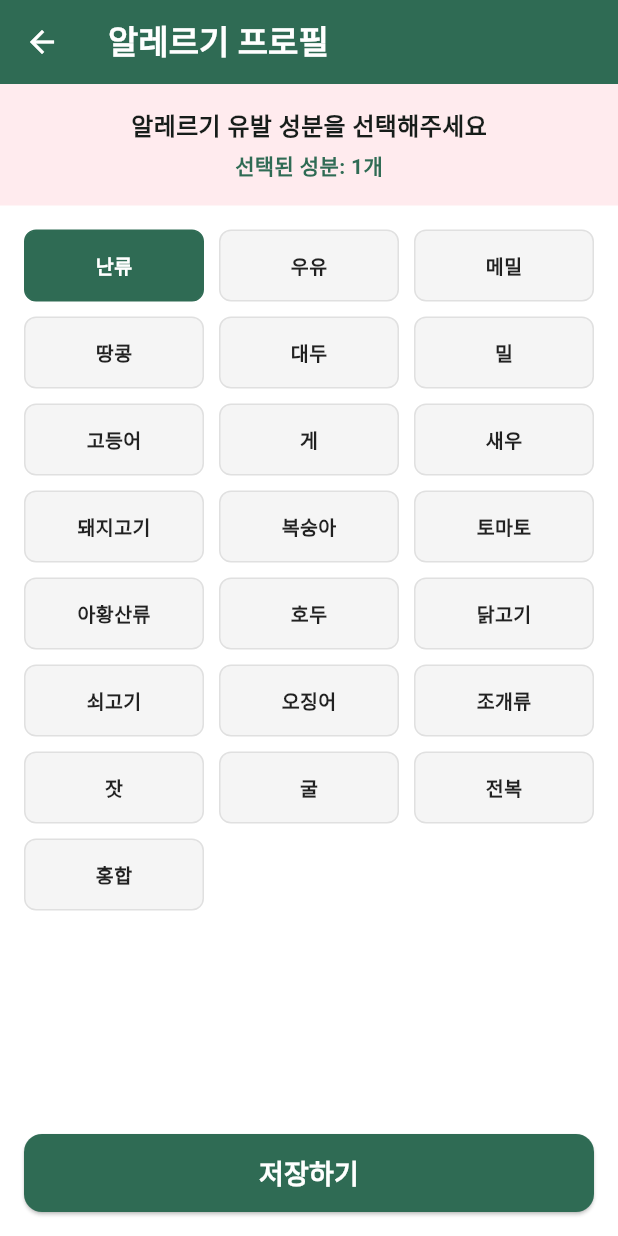
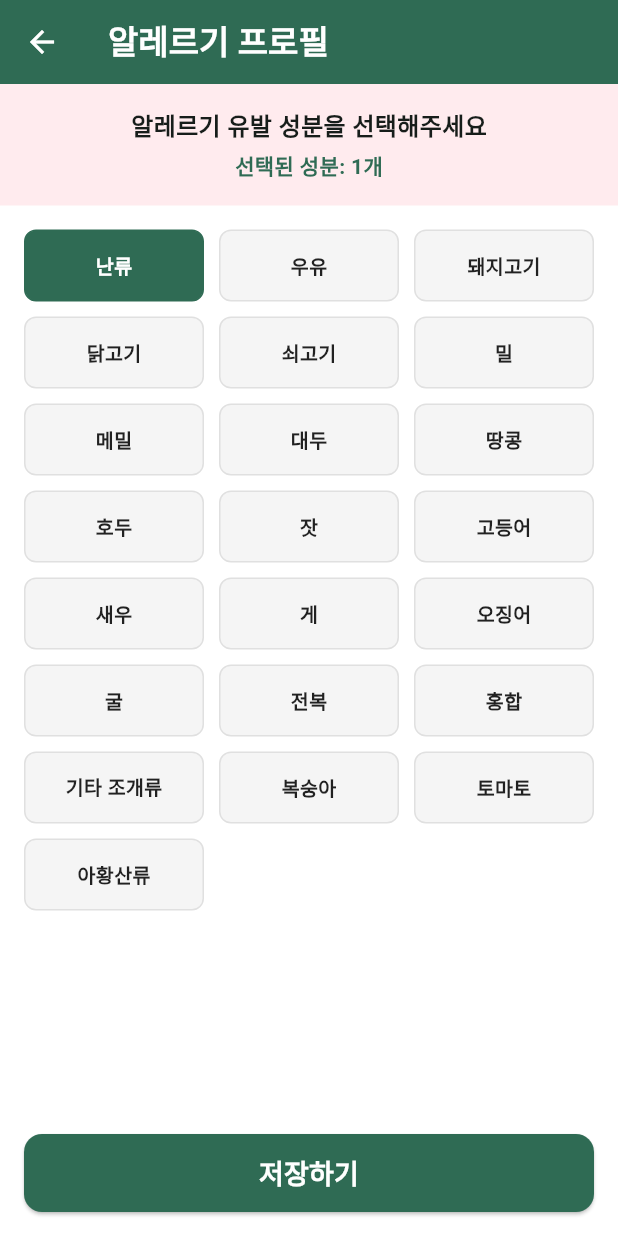
Before and after one commit to parkseonha777/PartE, a Flutter app: the AllergyProfileScreen screen opened directly, after a tap on "난류", on a phone screen of 412 x 824 dp. Run offline on Flutter 3.47's test engine with Material 3 defaults, Android fonts, the phone set to English and light mode, and no system bars; our stand-ins replace camera, image_picker, shared_preferences, supabase_flutter; accounts and stored records are empty.

Commit message:
feat: 알레르기 22종을 식약처 고시 이름으로 정리 (조개류 → 기타 조개류)

```diff
--- a/pati_app/lib/screens/history/history_screen.dart
+++ b/pati_app/lib/screens/history/history_screen.dart
@@ -243,6 +243,7 @@ const Map<String, String> _iconAssets = {
   '굴': 'oyster',
   '전복': 'abalone',
   '홍합': 'mussel',
+  '기타 조개류': 'clam',
   '잣': 'pinenut',
   '복숭아': 'peach',
   '토마토': 'tomato',
--- a/pati_app/lib/screens/profile/allergy_profile_screen.dart
+++ b/pati_app/lib/screens/profile/allergy_profile_screen.dart
@@ -15,31 +15,40 @@ class AllergyProfileScreen extends StatefulWidget {
 }
 
 class _AllergyProfileScreenState extends State<AllergyProfileScreen> {
-  // DB(allergens 테이블)의 명칭과 정확히 일치시킴 — 매칭 로직이 이 이름으로 대조하기 때문에 중요
+  // 식약처 고시 제2019-97호 알레르기 유발물질 22종.
+  // 서버 매칭 로직(allergen_matcher.py)이 이 이름으로 대조하므로 글자를 바꾸면 안 된다.
   final Map<String, bool> _allergies = {
+    // 축산물 및 유제품 (5)
     '난류': false,
     '우유': false,
-    '메밀': false,
-    '땅콩': false,
-    '대두': false,
-    '밀': false,
-    '고등어': false,
-    '게': false,
-    '새우': false,
     '돼지고기': false,
-    '복숭아': false,
-    '토마토': false,
-    '아황산류': false,
-    '호두': false,
     '닭고기': false,
     '쇠고기': false,
+    // 곡류 및 견과류 (6)
+    '밀': false,
+    '메밀': false,
+    '대두': false,
+    '땅콩': false,
+    '호두': false,
+    '잣': false,
+    // 수산물 및 패류 (8)
+    '고등어': false,
+    '새우': false,
+    '게': false,
     '오징어': false,
-    '조개류': false,
-    '잣': false,
     '굴': false,
     '전복': false,
     '홍합': false,
+    '기타 조개류': false,
+    // 과일 및 채소류 (2)
+    '복숭아': false,
+    '토마토': false,
+    // 화학 물질 (1)
+    '아황산류': false,
   };
+
+  // 예전 버전에서 저장한 '조개류'는 새 4개 항목을 모두 선택한 것으로 옮긴다.
+  static const _shellfishKeys = ['굴', '전복', '홍합', '기타 조개류'];
 
   bool _isLoading = true;
   bool _isSaving = false;
@@ -67,8 +76,10 @@ class _AllergyProfileScreenState extends State<AllergyProfileScreen> {
       if (data != null && data['allergens'] != null) {
         final saved = List<String>.from(data['allergens']);
         setState(() {
+          final hadOldShellfish = saved.contains('조개류');
           for (final key in _allergies.keys) {
-            _allergies[key] = saved.contains(key);
+            _allergies[key] = saved.contains(key) ||
+                (hadOldShellfish && _shellfishKeys.contains(key));
           }
         });
       }
```
